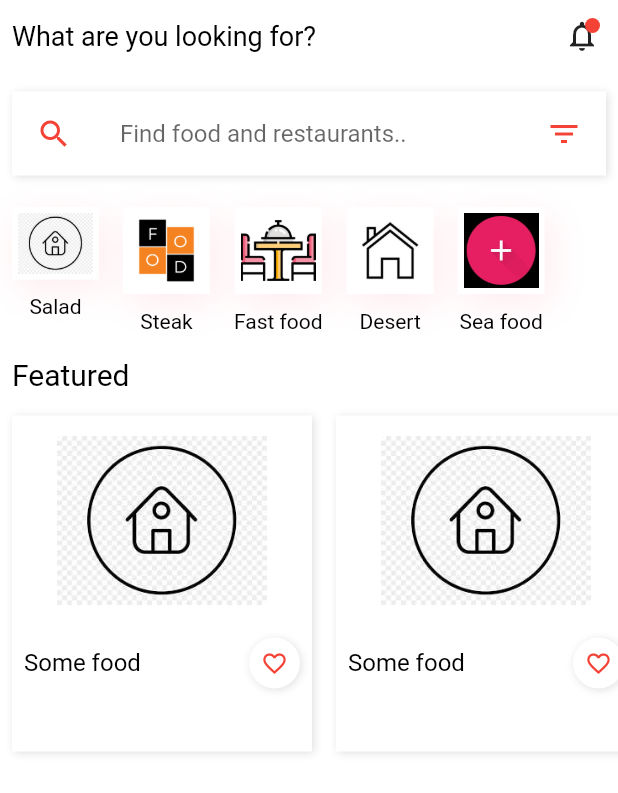
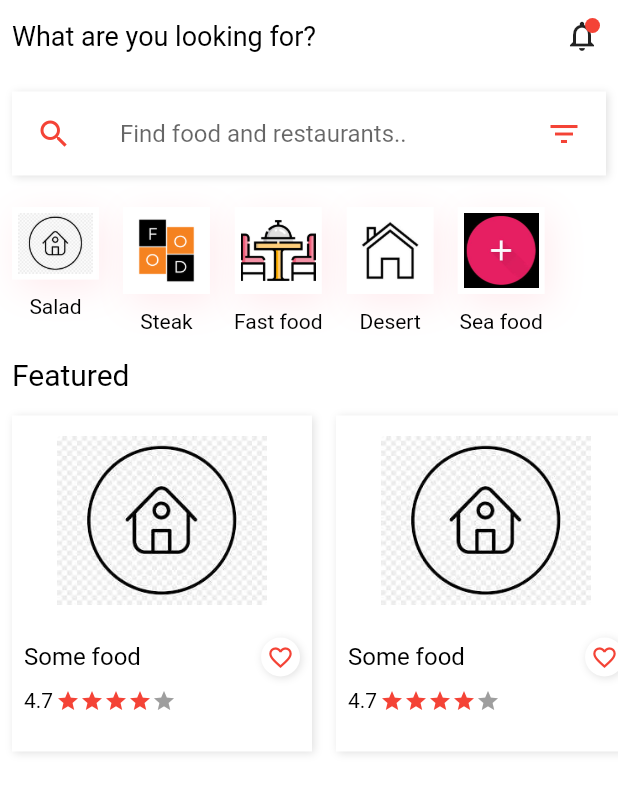
Before and after one commit to Crawford30/food_app_flutter, a Flutter app: the screen it shows after launch, on a phone screen of 412 x 824 dp. Shown: the top 793 px of the screen. Run offline on Flutter 3.47's test engine with Material 2 defaults, Android fonts, the phone set to English and light mode, and no system bars.

Commit message:
card view

```diff
--- a/lib/home.dart
+++ b/lib/home.dart
@@ -126,7 +126,7 @@ class _HomeState extends State<Home> {
                              padding: const EdgeInsets.all(8.0),
                              child: customText(text: "Some food"),
                            ),
-                         Padding(padding: EdgeInsets.all(8),
+                           Padding(padding: EdgeInsets.all(8),
                          child:   Container(
                            decoration: BoxDecoration(
                                borderRadius: BorderRadius.circular(20),
@@ -140,11 +140,29 @@ class _HomeState extends State<Home> {
                                ]
                            ),
                            child: Padding(
-                             padding: const EdgeInsets.all(8.0),
+                             padding: const EdgeInsets.all(4.0),
                              child: Icon(Icons.favorite_border,color: red, size: 18,),
                            ),
                          ),)
                          ],
+                       ),
+
+
+                       Row(
+                         children: <Widget>[
+                           Padding(
+                             padding: const EdgeInsets.only(left:8.0),
+
+                             child: customText(text: "4.7", size: 14,),
+                           ),
+                           SizedBox(width: 2,),
+                           Icon(Icons.star, color: red, size:16,),
+                           Icon(Icons.star, color: red, size:16,),
+                           Icon(Icons.star, color: red, size:16,),
+                           Icon(Icons.star, color: red, size:16,),
+                           Icon(Icons.star, color: grey, size:16,),
+                         ],
+
                        ),
                      ]
 
```
